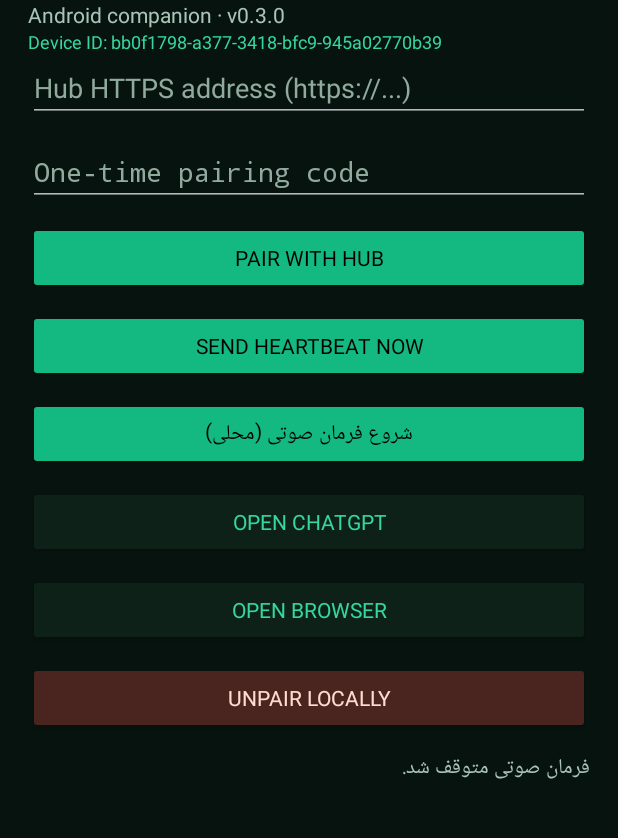
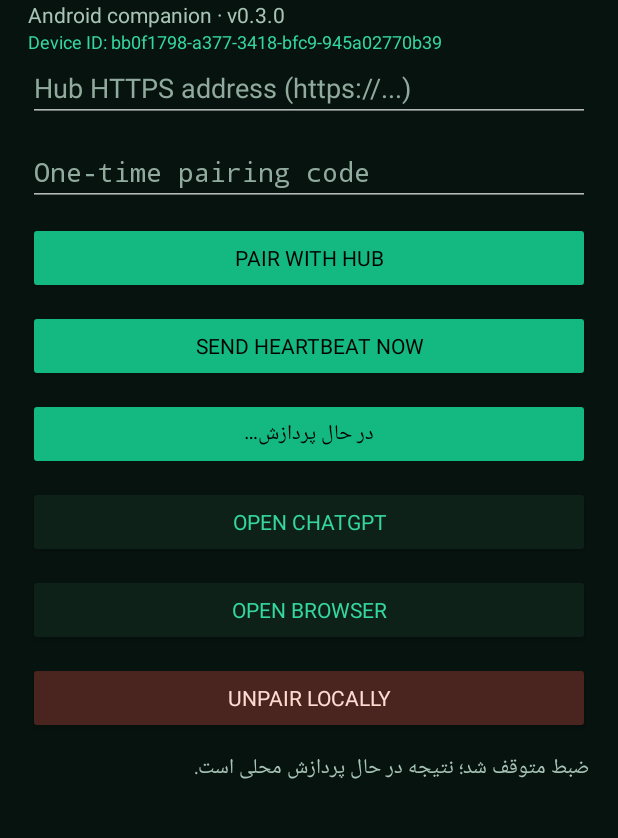
Before and after one commit to MRSIAVASSHIRBOT/MR_SIAVASH_EL_AGENT, an Android app: the screen it shows after launch (MainActivity), after a tap on "توقف فرمان صوتی", on a phone screen of 412 x 824 dp, the part 85-923 px from its top. Run offline under Robolectric (Android 15) with nearby library versions, the phone set to English and light mode, and no system bars; 7 statements that could not run were skipped; 1 other tap on this screen came first.

Commit message:
fix(android): keep stopped voice session cancellable until result

```diff
--- a/android/src/main/java/ir/mrsiavash/elagent/MainActivity.kt
+++ b/android/src/main/java/ir/mrsiavash/elagent/MainActivity.kt
@@ -154,9 +154,9 @@ class MainActivity : Activity() {
     private fun toggleVoice() {
         if (voiceActive) {
             voiceController.stop()
-            voiceActive = false
-            voiceButton.text = "شروع فرمان صوتی (محلی)"
-            setStatus("فرمان صوتی متوقف شد.")
+            voiceButton.isEnabled = false
+            voiceButton.text = "در حال پردازش…"
+            setStatus("ضبط متوقف شد؛ نتیجه در حال پردازش محلی است.")
             return
         }
         if (Build.VERSION.SDK_INT < Build.VERSION_CODES.S) {
@@ -186,7 +186,10 @@ class MainActivity : Activity() {
 
     private fun finishVoiceUi() {
         voiceActive = false
-        if (::voiceButton.isInitialized) voiceButton.text = "شروع فرمان صوتی (محلی)"
+        if (::voiceButton.isInitialized) {
+            voiceButton.isEnabled = true
+            voiceButton.text = "شروع فرمان صوتی (محلی)"
+        }
     }
 
     private fun handleVoiceTranscript(transcript: String) {
@@ -251,7 +254,10 @@ class MainActivity : Activity() {
         if (voiceActive) {
             voiceController.cancel()
             voiceActive = false
-            if (::voiceButton.isInitialized) voiceButton.text = "شروع فرمان صوتی (محلی)"
+            if (::voiceButton.isInitialized) {
+                voiceButton.isEnabled = true
+                voiceButton.text = "شروع فرمان صوتی (محلی)"
+            }
         }
         super.onPause()
     }
```
